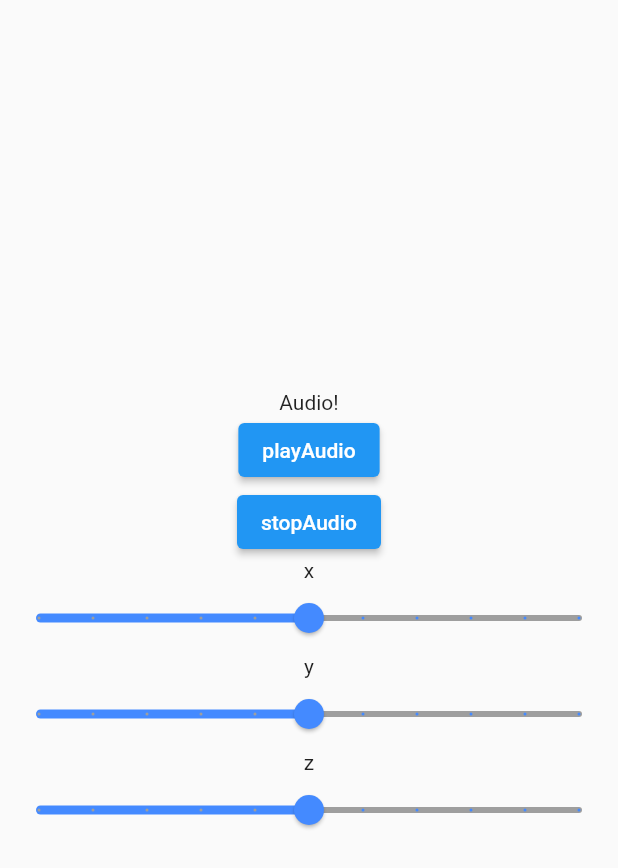
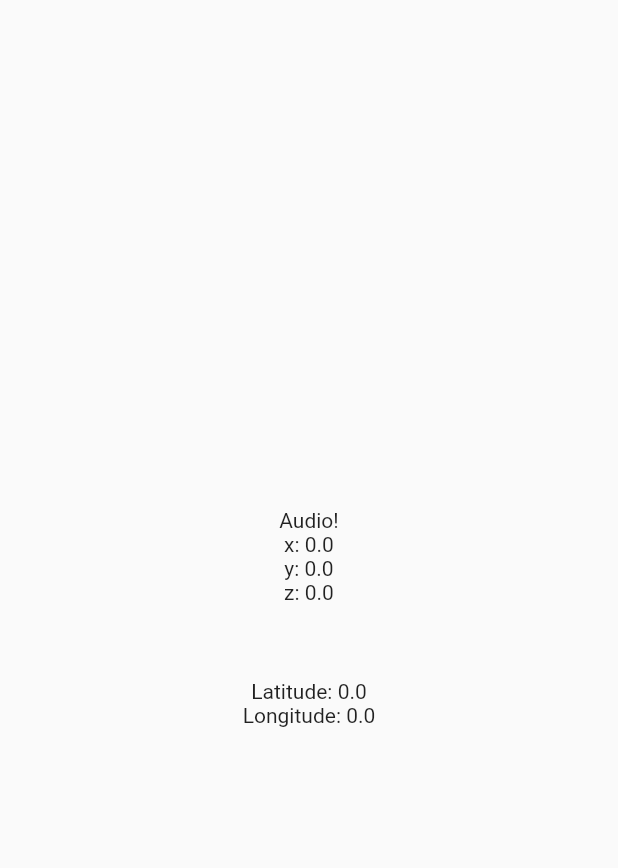
Before and after one commit to shin-shin-01/mach1_spatial_api, a Flutter app: the screen it shows after launch, on a phone screen of 412 x 824 dp. Shown: the top 868 px of the screen. Run offline on Flutter 3.47's test engine with Material 2 defaults, Android fonts, the phone set to English and light mode, and no system bars; our stand-ins replace geolocator.

Commit message:
update: auto play audio based on loc info

```diff
--- a/lib/main.dart
+++ b/lib/main.dart
@@ -1,9 +1,18 @@
 // ignore_for_file: avoid_print
+
+import 'dart:async';
 
 import 'package:flutter/material.dart';
 import 'package:flutter/services.dart';
+import 'package:geolocator/geolocator.dart';
 
 void main() {
+  WidgetsFlutterBinding.ensureInitialized();
+  // 向き指定
+  // it is expected that the app will be used in Portrait mode held in hand and will assume 0 values for...
+  SystemChrome.setPreferredOrientations([
+    DeviceOrientation.portraitUp,
+  ]);
   runApp(const MyApp());
 }
 
@@ -35,6 +44,25 @@
   double x = 0.0;
   double y = 0.0;
   double z = 0.0;
+  double latitude = 0.0;
+  double longitude = 0.0;
+
+  final LocationSettings locationSettings =
+      const LocationSettings(accuracy: LocationAccuracy.best);
+
+  @override
+  void initState() async {
+    super.initState();
+    await checkPermission();
+
+    Geolocator.getPositionStream(locationSettings: locationSettings)
+        .listen((Position? position) async {
+      if (position != null) {
+        await setDistanceFromPosition(position);
+        await _startAudio();
+      }
+    });
+  }
 
   Future<void> _startAudio() async {
     print("startMethod: _startAudio");
@@ -45,14 +73,14 @@
     }
   }
 
-  Future<void> _stopAudio() async {
-    print("startMethod: _stopAudio");
-    try {
-      await platform.invokeMethod('stopAudio');
-    } on PlatformException catch (e) {
-      print(e);
-    }
-  }
+  // Future<void> _stopAudio() async {
+  //   print("startMethod: _stopAudio");
+  //   try {
+  //     await platform.invokeMethod('stopAudio');
+  //   } on PlatformException catch (e) {
+  //     print(e);
+  //   }
+  // }
 
   @override
   Widget build(BuildContext context) {
@@ -64,68 +92,61 @@
             const Text(
               'Audio!',
             ),
-            ElevatedButton(
-              child: const Text('playAudio'),
-              onPressed: _startAudio,
-            ),
-            ElevatedButton(
-              child: const Text('stopAudio'),
-              onPressed: _stopAudio,
-            ),
-            const Text('x'),
-            _xSlider(),
-            const Text('y'),
-            _ySlider(),
-            const Text('z'),
-            _zSlider()
+            // ElevatedButton(
+            //   child: const Text('playAudio'),
+            //   onPressed: _startAudio,
+            // ),
+            // ElevatedButton(
+            //   child: const Text('stopAudio'),
+            //   onPressed: _stopAudio,
+            // ),
+            Text('x: $x'),
+            Text('y: $y'),
+            Text('z: $z'),
+            const SizedBox(height: 50),
+            Text('Latitude: $latitude'),
+            Text('Longitude: $longitude'),
           ],
         ),
       ),
     );
   }
 
-  Widget _xSlider() {
-    return Slider(
-        label: x.toStringAsFixed(2),
-        min: -3,
-        max: 3,
-        value: x,
-        activeColor: Colors.blueAccent,
-        inactiveColor: Colors.grey,
-        divisions: 10,
-        onChanged: (double val) => setState(() {
-              x = val;
-              _startAudio();
-            }));
+  // 位置情報の許可を得る
+  Future<void> checkPermission() async {
+    LocationPermission permission;
+    permission = await Geolocator.checkPermission();
+    if (permission == LocationPermission.denied) {
+      permission = await Geolocator.requestPermission();
+      if (permission == LocationPermission.deniedForever) {
+        return Future.error('Location Not Available');
+      }
+    }
   }
 
-  Widget _ySlider() {
-    return Slider(
-        label: y.toStringAsFixed(2),
-        min: -3,
-        max: 3,
-        value: y,
-        activeColor: Colors.blueAccent,
-        inactiveColor: Colors.grey,
-        divisions: 10,
-        onChanged: (double val) => setState(() {
-              y = val;
-              _startAudio();
-            }));
-  }
+  // 位置情報から対象オブジェクトへの距離を x, y で出力
+  Future<void> setDistanceFromPosition(Position position) async {
+    // 大濠公園入口
+    double objectLatitude = 33.59012176;
+    double objectLongitude = 130.37748086;
 
-  Widget _zSlider() {
-    return Slider(
-        label: z.toStringAsFixed(2),
-        min: -3,
-        max: 3,
-        value: z,
-        activeColor: Colors.blueAccent,
-        inactiveColor: Colors.grey,
-        divisions: 10,
-        onChanged: (double val) => setState(() {
-              z = val;
-              _startAudio();
-            }));
+    setState(() {
+      latitude = position.latitude;
+      longitude = position.longitude;
+    });
+
+    double xDistanceInMeters = Geolocator.distanceBetween(
+        latitude, longitude, objectLatitude, longitude); // x軸方向の距離を計算
+    double yDistanceInMeters = Geolocator.distanceBetween(
+        latitude, longitude, latitude, objectLongitude); // y軸方向の距離を計算
+
+    setState(() {
+      x = position.latitude < objectLatitude
+          ? xDistanceInMeters
+          : -xDistanceInMeters;
+      y = position.longitude < objectLongitude
+          ? yDistanceInMeters
+          : -yDistanceInMeters;
+    });
   }
 }
```
